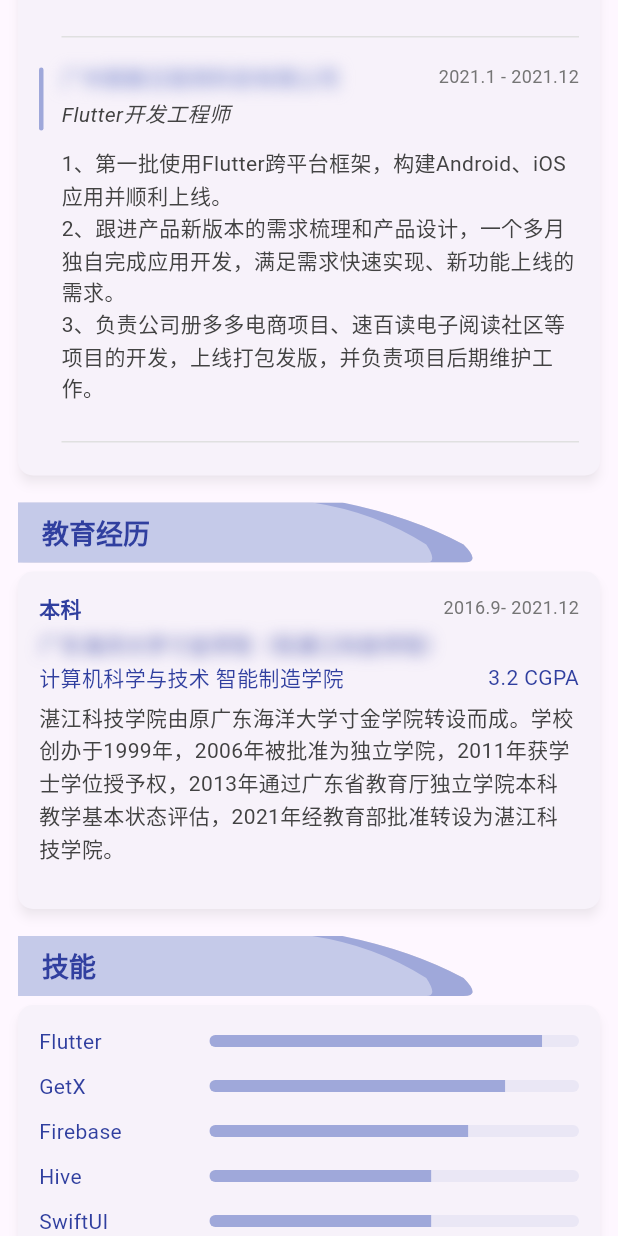
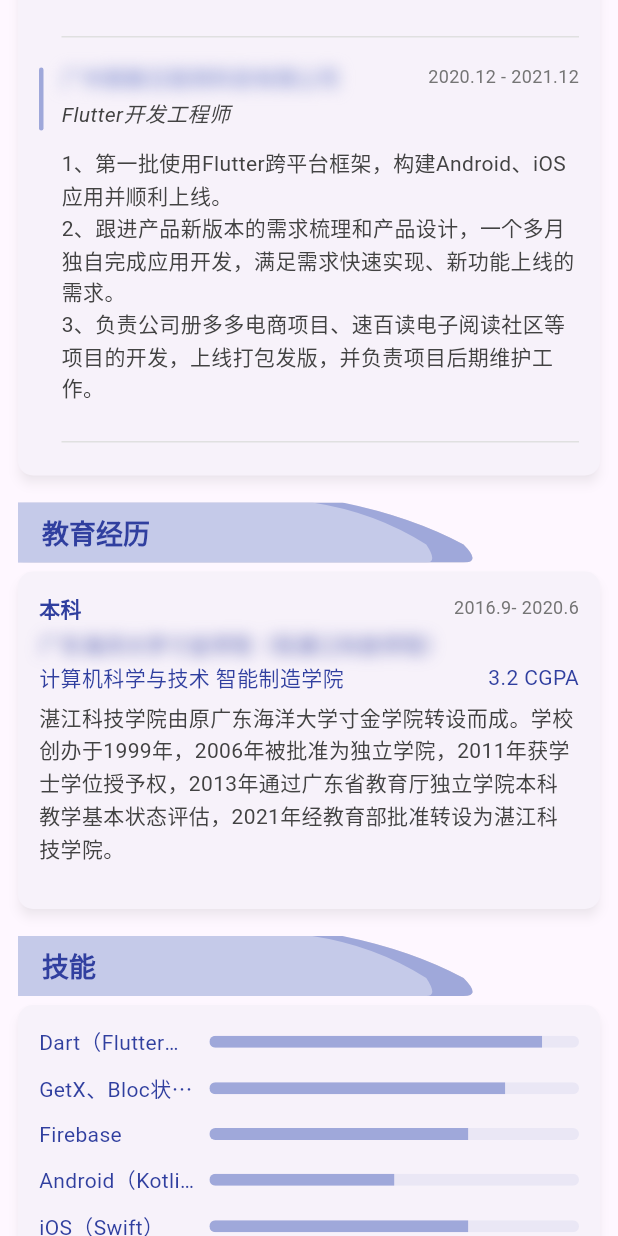
Before and after one commit to Guojx123/FlutterPWA, a Flutter app: the screen it shows after launch, scrolled down 1152 dp, on a phone screen of 412 x 824 dp. Run offline on Flutter 3.47's test engine with Material 3 defaults, Android fonts, the phone set to English and light mode, and no system bars; our stand-ins replace cached_network_image, flutter_linkify, flutter_smart_dialog, font_awesome_flutter, get, get_storage and 2 more.

Commit message:
chore：技能调整

```diff
--- a/lib/app/data/resumecontent/mustafa_resume_content.dart
+++ b/lib/app/data/resumecontent/mustafa_resume_content.dart
@@ -45,7 +45,7 @@ class MustafaResumeContent {
     ContentWorkHistory(
       companyName: "广州紫鲸互联网科技有限公司",
       designation: "Flutter开发工程师",
-      duration: "2021.1 - 2021.12",
+      duration: "2020.12 - 2021.12",
       description: "1、第一批使用Flutter跨平台框架，构建Android、iOS应用并顺利上线。\n"
           "2、跟进产品新版本的需求梳理和产品设计，一个多月独自完成应用开发，满足需求快速实现、新功能上线的需求。\n"
           "3、负责公司册多多电商项目、速百读电子阅读社区等项目的开发，上线打包发版，并负责项目后期维护工作。\n",
@@ -58,28 +58,30 @@ class MustafaResumeContent {
             name: "广东海洋大学寸金学院（现湛江科技学院）",
             title: "计算机科学与技术 智能制造学院",
             grade: "3.2 CGPA",
-            year: "2016.9- 2021.12",
+            year: "2016.9- 2020.6",
             description: "湛江科技学院由原广东海洋大学寸金学院转设而成。学校创办于1999年，2006年被批准为独立学院，2011年获学士学位授予权，2013年通过广东省教育厅独立学院本科教学基本状态评估，2021年经教育部批准转设为湛江科技学院。"),
       ],
       contentSkills: [
         ContentSkill(
-          name: "Flutter",
+          name: "Dart（Flutter框架）",
           level: 0.9,
         ),
-
         ContentSkill(
-          name: "GetX",
+          name: "GetX、Bloc状态管理",
           level: 0.8,
-        ),
-        ContentSkill(
+        ),ContentSkill(
           name: "Firebase",
           level: 0.7,
         ),
         ContentSkill(
-          name: "Hive",
-          level: 0.6,
+          name: "Android（Kotlin）",
+          level: 0.5,
         ),ContentSkill(
-          name: "SwiftUI",
+          name: "iOS（Swift）",
+          level: 0.7,
+        ),
+        ContentSkill(
+          name: "CI/CD",
           level: 0.6,
         ),
       ],
```
